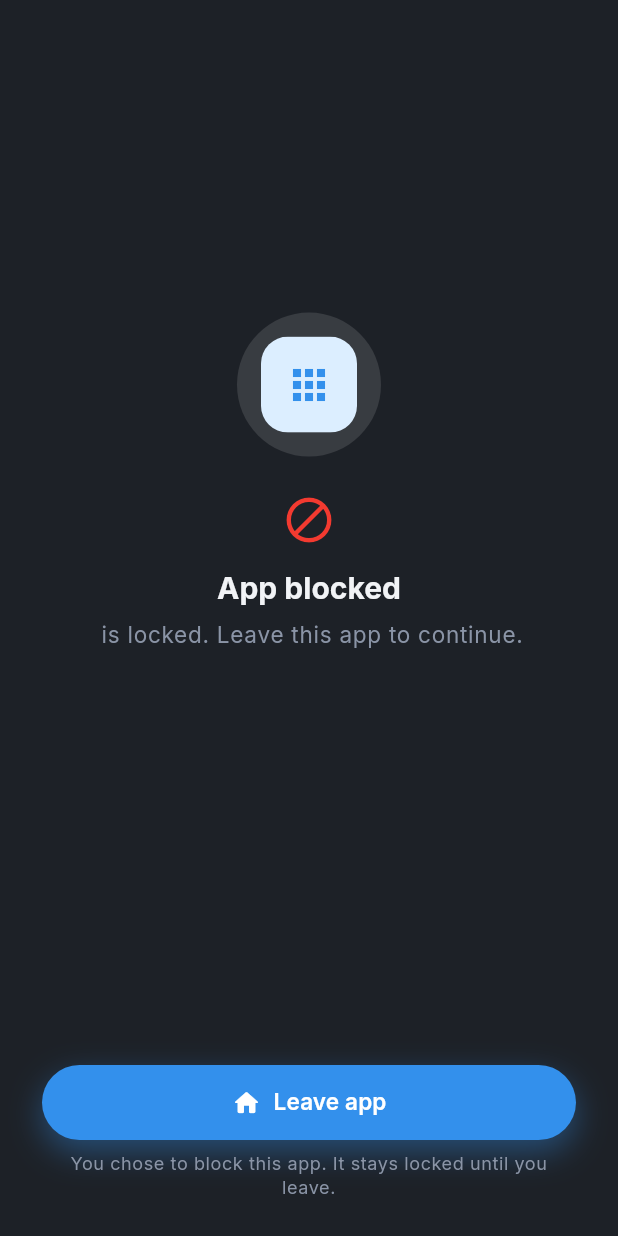
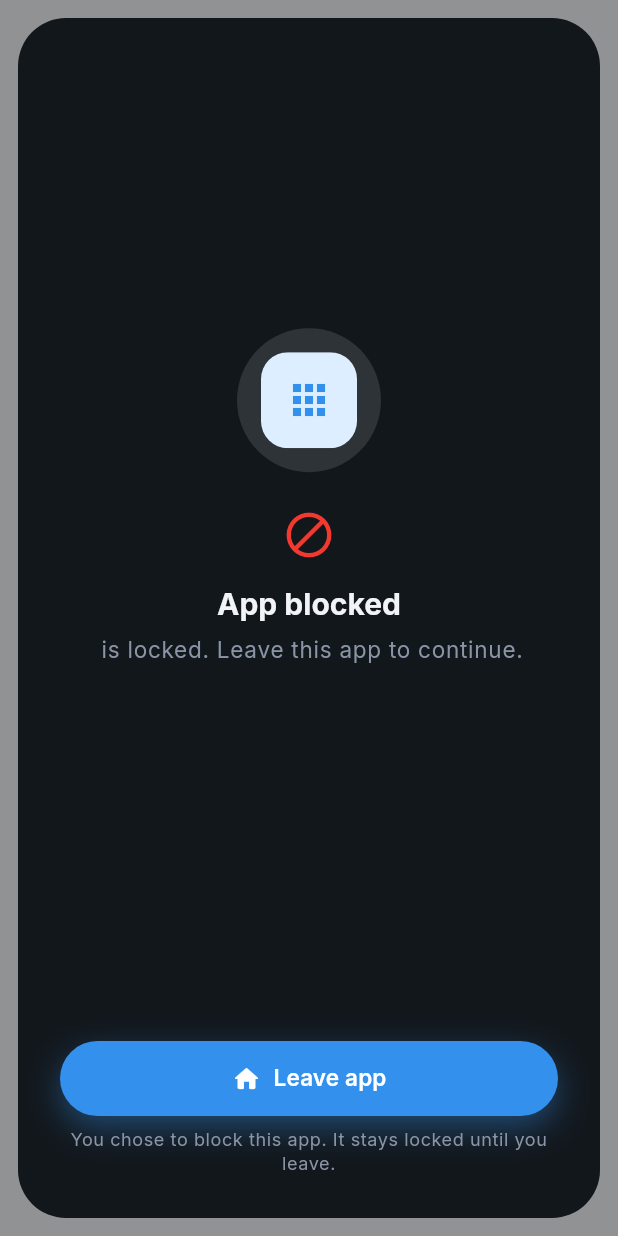
Before and after one commit to aminjafari-dev/app_usage, a Flutter app: the UsageBlockCard widget shown alone on an empty page, opened directly with empty values, on a phone screen of 412 x 824 dp. Run offline on Flutter 3.47's test engine with Material 3 defaults, Android fonts, the light colour scheme and no system bars; our stand-ins replace animated_notch_bottom_bar, dartz, equatable, flutter_bloc, gap, get_it and 2 more; missing offline and left inert: usage_stats; accounts and stored records are empty.

Commit message:
Refactor UsageBlockCard layout for improved visual presentation and usability
This commit enhances the `UsageBlockCard` by introducing a consistent corner radius for the dialog edges and adjusting the layout to utilize a nearly full-screen card design. The padding and dimensions have been optimized to ensure better visibility of the curved edges, while maintaining a transparent background. These changes aim to improve the overall user experience and aesthetic coherence of the overlay when blocking apps.

```diff
--- a/lib/features/app_usage/presentation/overlay/usage_block_card.dart
+++ b/lib/features/app_usage/presentation/overlay/usage_block_card.dart
@@ -21,6 +21,9 @@ class UsageBlockCard extends StatelessWidget {
     required this.onLeave,
   });
 
+  /// Corner radius for the curved dialog edges.
+  static const double cornerRadius = 32;
+
   final String appName;
   final List<int>? iconBytes;
   final VoidCallback onLeave;
@@ -28,12 +31,33 @@ class UsageBlockCard extends StatelessWidget {
   @override
   Widget build(BuildContext context) {
     final l10n = AppLocalizations.of(context);
+    final size = MediaQuery.sizeOf(context);
+    final padding = MediaQuery.paddingOf(context);
+
+    // Nearly full-screen card so curves stay visible with a thin inset —
+    // no elevation/shadow that would paint a rectangular halo.
+    final cardHeight = size.height - padding.vertical - 24;
 
     return Material(
-      color: AppTheme.backgroundDark.withValues(alpha: 0.94),
-      child: SafeArea(
+      type: MaterialType.transparency,
+      child: Stack(
+        fit: StackFit.expand,
+        children: [
+          // Soft full-screen dim (blocks taps). Flat color — no card plate.
+          const ColoredBox(color: Color(0x66000000)),
+          SafeArea(
             child: Padding(
-          padding: const EdgeInsets.fromLTRB(28, 24, 28, 24),
+              padding: const EdgeInsets.symmetric(horizontal: 12, vertical: 8),
+              child: Center(
+                child: ClipRRect(
+                  borderRadius: BorderRadius.circular(cornerRadius),
+                  child: ColoredBox(
+                    color: AppTheme.backgroundDark.withValues(alpha: 0.98),
+                    child: SizedBox(
+                      width: double.infinity,
+                      height: cardHeight,
+                      child: Padding(
+                        padding: const EdgeInsets.fromLTRB(28, 40, 28, 28),
                         child: Column(
                           children: [
                             const Spacer(flex: 2),
@@ -56,7 +80,10 @@ class UsageBlockCard extends StatelessWidget {
                             GGap.m(),
                             GText(
                               l10n.blockTitle,
-                style: Theme.of(context).textTheme.headlineMedium?.copyWith(
+                              style: Theme.of(context)
+                                  .textTheme
+                                  .headlineMedium
+                                  ?.copyWith(
                                     color: AppTheme.onSurfaceDark,
                                     fontWeight: FontWeight.w700,
                                   ),
@@ -65,7 +92,10 @@ class UsageBlockCard extends StatelessWidget {
                             GGap.s(),
                             GText(
                               l10n.blockSubtitle(appName),
-                style: Theme.of(context).textTheme.bodyLarge?.copyWith(
+                              style: Theme.of(context)
+                                  .textTheme
+                                  .bodyLarge
+                                  ?.copyWith(
                                     color: AppTheme.onSurfaceMuted,
                                     height: 1.4,
                                   ),
@@ -80,7 +110,10 @@ class UsageBlockCard extends StatelessWidget {
                             GGap.s(),
                             GText(
                               l10n.blockHint,
-                style: Theme.of(context).textTheme.bodySmall?.copyWith(
+                              style: Theme.of(context)
+                                  .textTheme
+                                  .bodySmall
+                                  ?.copyWith(
                                     color: AppTheme.onSurfaceMuted,
                                   ),
                               textAlign: TextAlign.center,
@@ -89,6 +122,13 @@ class UsageBlockCard extends StatelessWidget {
                         ),
                       ),
                     ),
+                  ),
+                ),
+              ),
+            ),
+          ),
+        ],
+      ),
     );
   }
 }
```
Lines whose indentation alone changed are shown as unchanged.
